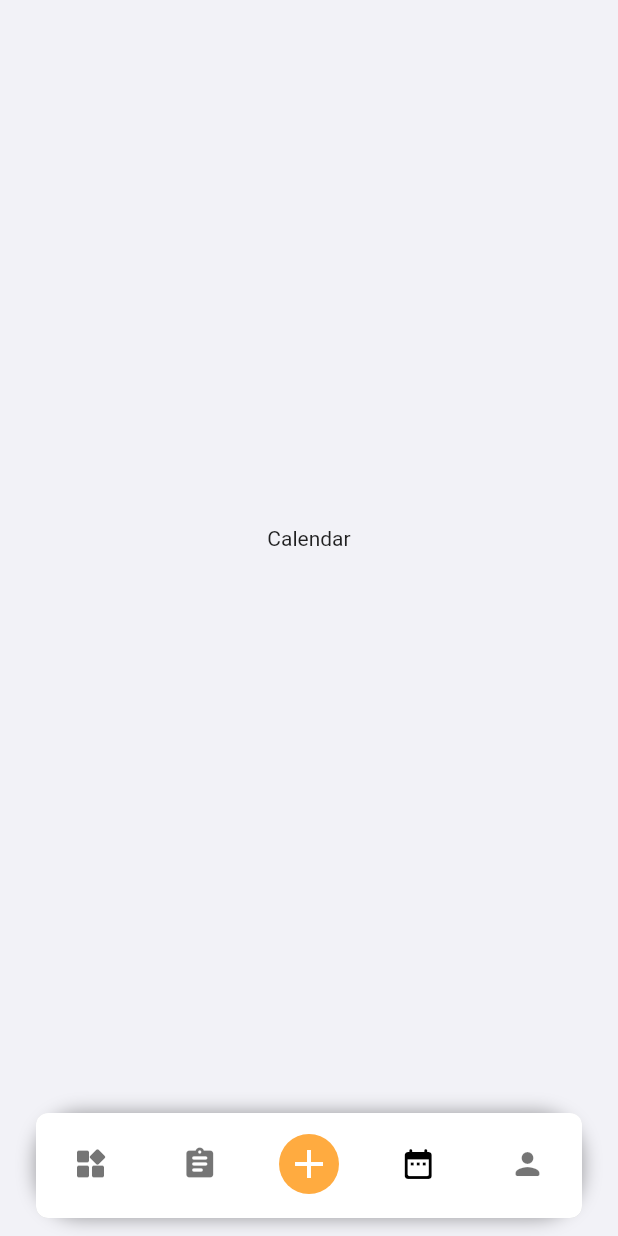
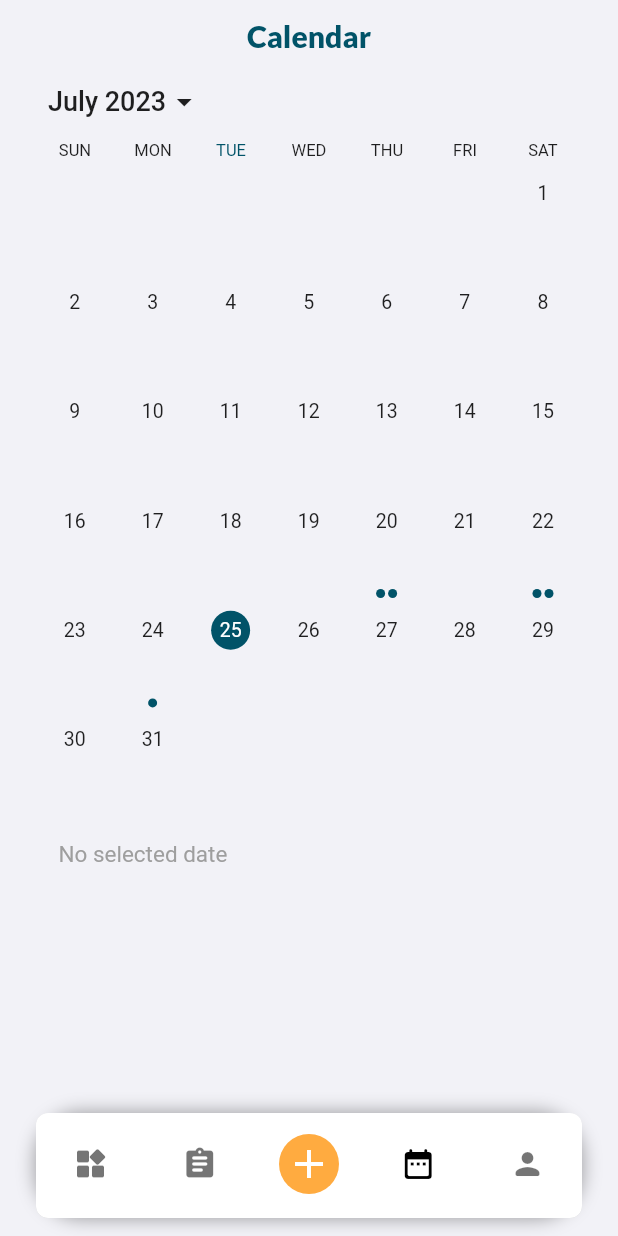
Before and after one commit to repsajanboy/task-app, a Flutter app: the screen it shows after launch, item 4 of the bottom bar chosen, on a phone screen of 412 x 824 dp. Run offline on Flutter 3.47's test engine with Material 2 defaults, Android fonts, the phone set to English and light mode, and no system bars; drawn by our look-alikes of syncfusion_flutter_calendar; our stand-ins replace flutter_bloc.

Commit message:
Meeting model, calendar screen

```diff
--- /dev/null
+++ b/lib/data/meeting/meeting.dart
@@ -0,0 +1,15 @@
+import 'package:flutter/material.dart';
+
+class Meeting {
+  String eventName;
+  DateTime startTime;
+  DateTime endTime;
+  Color background;
+
+  Meeting({
+    required this.eventName,
+    required this.startTime,
+    required this.endTime,
+    required this.background,
+  });
+}
--- /dev/null
+++ b/lib/data/meeting/meeting_datasource.dart
@@ -0,0 +1,41 @@
+import 'package:flutter/material.dart';
+import 'package:syncfusion_flutter_calendar/calendar.dart';
+
+import 'meeting.dart';
+
+class MeetingDataSource extends CalendarDataSource {
+  MeetingDataSource(List<Meeting> source){
+    appointments = source;
+  }
+
+  @override
+  DateTime getStartTime(int index) {
+    return _getMeetingData(index).startTime;
+  }
+
+  @override
+  DateTime getEndTime(int index) {
+    return _getMeetingData(index).endTime;
+  }
+
+  @override
+  String getSubject(int index) {
+    return _getMeetingData(index).eventName;
+  }
+
+  @override
+  Color getColor(int index) {
+    return _getMeetingData(index).background;
+  }
+
+  Meeting _getMeetingData(int index) {
+    final dynamic meeting = appointments![index];
+    late final Meeting meetingData;
+    if (meeting is Meeting) {
+      meetingData = meeting;
+    }
+
+    return meetingData;
+  }
+
+}
--- a/lib/presentation/bottom_tab/view/bottom_tab_page.dart
+++ b/lib/presentation/bottom_tab/view/bottom_tab_page.dart
@@ -4,6 +4,7 @@ import 'package:task_app/presentation/bottom_tab/bloc/bottom_tab_bloc.dart';
 
 import '../../../routing/app_router_names.dart';
 import '../../../style/colors.dart';
+import '../../calendar/calendar.dart';
 import '../bloc/bottom_tab_item.dart';
 import '../bloc/bottom_tab_item_type.dart';
 import '../../dashboard/dashboard.dart';
@@ -128,12 +129,7 @@ class _BottomNavBarPageState extends State<BottomNavBarPage> {
         );
       case BottomTabItemType.calendar:
         return BottomTabItem(
-          page: const Center(
-            child: Text(
-              'Calendar',
-              textAlign: TextAlign.center,
-            ),
-          ),
+          page: const CalendarPage(),
           title: '',
           icon: const Icon(Icons.date_range_rounded),
           activeIcon: const Icon(Icons.date_range_rounded, color: Colors.black,),
--- /dev/null
+++ b/lib/presentation/calendar/calendar.dart
@@ -0,0 +1 @@
+export 'view/calendar_page.dart';
--- /dev/null
+++ b/lib/presentation/calendar/view/calendar_page.dart
@@ -0,0 +1,69 @@
+import 'package:flutter/material.dart';
+import 'package:syncfusion_flutter_calendar/calendar.dart';
+
+import '../../../data/meeting/meeting.dart';
+import '../../../data/meeting/meeting_datasource.dart';
+import '../../../data/tasks/task.dart';
+import '../../../style/colors.dart';
+import '../../../utils/extensions/context_extension.dart';
+
+class CalendarPage extends StatelessWidget {
+  const CalendarPage({super.key});
+
+  @override
+  Widget build(BuildContext context) {
+    return Scaffold(
+      backgroundColor: AppColors.background,
+      body: SafeArea(
+        child: Padding(
+          padding: const EdgeInsets.symmetric(horizontal: 24.0),
+          child: Column(
+            children: [
+              Container(
+                padding: const EdgeInsets.symmetric(vertical: 12.0),
+                alignment: Alignment.center,
+                child: Text(
+                  'Calendar',
+                  style: context.typo.dashboardTitle(),
+                ),
+              ),
+              Expanded(
+                child: SfCalendar(
+                  dataSource: MeetingDataSource(_getDataSource()),
+                  view: CalendarView.month,
+                  todayHighlightColor: AppColors.mainColor,
+                  cellBorderColor: Colors.transparent,
+                  showDatePickerButton: true,
+                  minDate: DateTime(2020, 01, 01, 07, 0, 0),
+                  selectionDecoration: BoxDecoration(
+                      border: Border.all(color: AppColors.mainColor)),
+                  monthViewSettings: const MonthViewSettings(
+                    dayFormat: 'EEE',
+                    navigationDirection: MonthNavigationDirection.horizontal,
+                    numberOfWeeksInView: 6,
+                    showAgenda: true,
+                    agendaItemHeight: 70,
+                    showTrailingAndLeadingDates: false,
+                  ),
+                ),
+              ),
+            ],
+          ),
+        ),
+      ),
+    );
+  }
+
+  List<Meeting> _getDataSource() {
+    final List<Meeting> meetings = <Meeting>[];
+    for (var e in tasks) {
+      meetings.add(Meeting(
+        eventName: e.title,
+        startTime: e.startTime,
+        endTime: e.endTime,
+        background: AppColors.mainColor,
+      ));
+    }
+    return meetings;
+  }
+}
--- a/lib/presentation/create_task/view/widgets/date_picker_form_widget.dart
+++ b/lib/presentation/create_task/view/widgets/date_picker_form_widget.dart
@@ -50,7 +50,7 @@ class DatePickerFormWidget extends StatelessWidget {
                     ),
                     Icon(
                       Icons.calendar_month_outlined,
-                      color: Colors.black54,
+                      color: Colors.orangeAccent,
                     )
                   ],
                 ),
@@ -99,7 +99,7 @@ class DatePickerFormWidget extends StatelessWidget {
                     ),
                     Icon(
                       Icons.calendar_month_outlined,
-                      color: Colors.black54,
+                      color: Colors.orangeAccent,
                     )
                   ],
                 ),
--- a/lib/presentation/create_task/view/widgets/time_form_widget.dart
+++ b/lib/presentation/create_task/view/widgets/time_form_widget.dart
@@ -43,7 +43,10 @@ class TimeFormWidget extends StatelessWidget {
                   fontWeight: FontWeight.w500,
                 ),
               ),
-              Icon(Icons.access_time_outlined, color: Colors.black54,)
+              Icon(
+                Icons.access_time_outlined,
+                color: Colors.orangeAccent,
+              )
             ],
           ),
         ),
--- a/lib/presentation/dashboard/view/inprogress_horizontal_widget.dart
+++ b/lib/presentation/dashboard/view/inprogress_horizontal_widget.dart
@@ -99,9 +99,18 @@ class InProgressHorizontalWidget extends StatelessWidget {
                             backgroundColor: AppColors.background,
                             color: Colors.orangeAccent,
                           ),
-                          Text(
-                            'till ${DateFormat("E", "en_US").format(taskInProgress[index].dueDate)}, ${DateFormat("d", "en_US").format(taskInProgress[index].dueDate)} ${DateFormat("LLLL", "en_US").format(taskInProgress[index].dueDate)}',
-                            style: context.typo.dashboardGreyTexts(),
+                          Row(
+                            mainAxisAlignment: MainAxisAlignment.spaceBetween,
+                            children: [
+                              Text(
+                                'till ${DateFormat("E", "en_US").format(taskInProgress[index].dueDate)}, ${DateFormat("d", "en_US").format(taskInProgress[index].dueDate)} ${DateFormat("LLLL", "en_US").format(taskInProgress[index].dueDate)}',
+                                style: context.typo.dashboardGreyTexts(),
+                              ),
+                              Text(
+                                '${taskInProgress[index].progress}%',
+                                style: context.typo.dashboardGreyTexts(),
+                              ),
+                            ],
                           ),
                         ],
                       ),
--- a/pubspec.yaml
+++ b/pubspec.yaml
@@ -29,6 +29,7 @@ dependencies:
   flutter_bloc: ^8.1.3
   font_awesome_flutter: ^10.5.0
   intl: ^0.18.1
+  syncfusion_flutter_calendar: ^22.1.39
 
 dev_dependencies:
   flutter_lints: ^2.0.0
```
Also changed, not shown: pubspec.lock.
